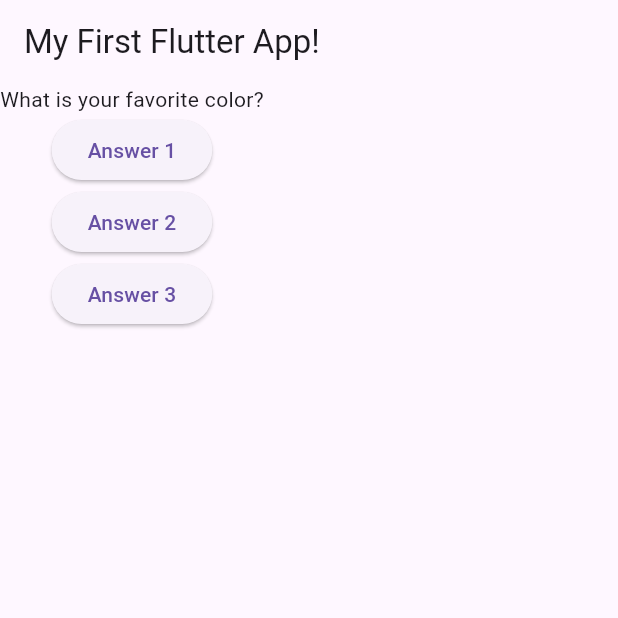
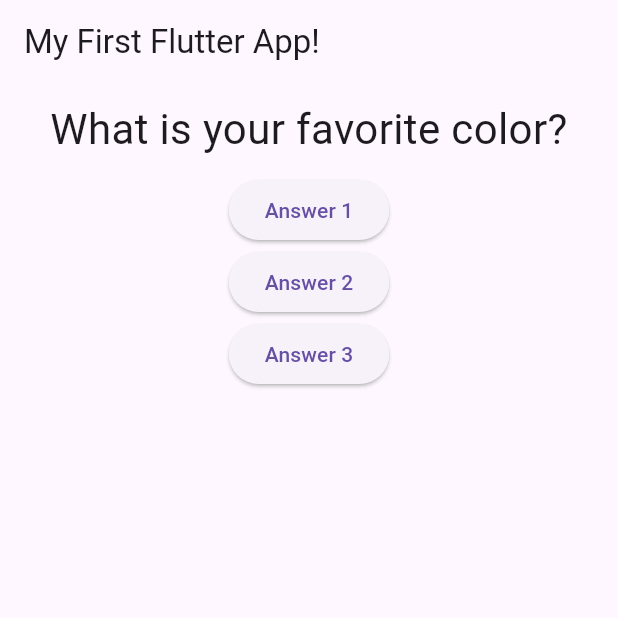
Before and after one commit to rasathelamedude/first-flutter-project, a Flutter app: the screen it shows after launch, on a phone screen of 412 x 824 dp, the top half of it. Run offline on Flutter 3.47's test engine with Material 3 defaults, Android fonts, the phone set to English and light mode, and no system bars.

Commit message:
Applied styling to the Question widget

```diff
--- a/lib/question.dart
+++ b/lib/question.dart
@@ -1,13 +1,20 @@
 import 'package:flutter/material.dart';
 
-// ignore: must_be_immutable
 class Question extends StatelessWidget {
-  String? questionText;
+  final String? questionText;
 
-  Question(this.questionText);
+  const Question(this.questionText);
 
   @override
   Widget build(BuildContext context) {
-    return Text(questionText!);
+    return Container(
+      width: double.infinity,
+      margin: EdgeInsets.all(10),
+      child: Text(
+        questionText!,
+        style: TextStyle(fontSize: 28),
+        textAlign: TextAlign.center,
+      ),
+    );
   }
 }
```
